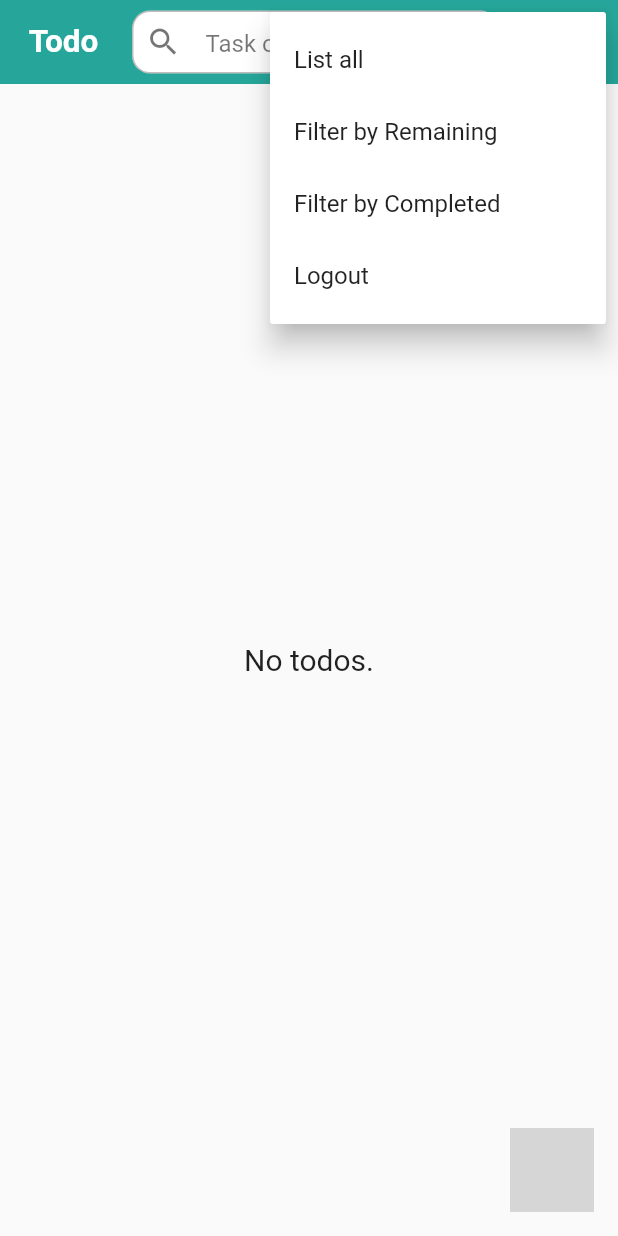
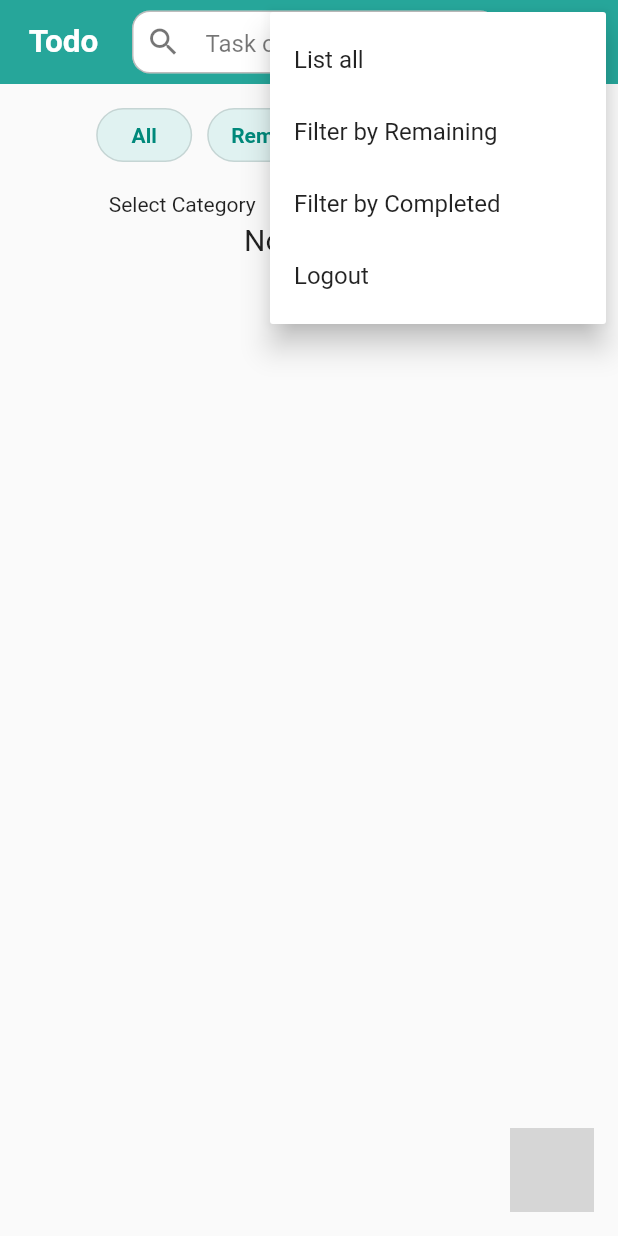
Before and after one commit to shallx/todo_stuff, a Flutter app: the screen it shows once a user with an empty profile is signed in, after a tap on the "more vert" icon, on a phone screen of 412 x 824 dp. Run offline on Flutter 3.47's test engine with Material 2 defaults, Android fonts, the phone set to English and light mode, and no system bars; our stand-ins replace cloud_firestore, firebase_auth, firebase_core, flutter_slidable, flutter_spinkit, get and 1 more; missing offline and left inert: floating_action_bubble; accounts and stored records are empty; statements that could not run were skipped; grey boxes are pictures that could not be loaded.

Commit message:
Filters added, category bug fixed

```diff
--- /dev/null
+++ b/lib/controllers/category_controller.dart
@@ -0,0 +1,33 @@
+import 'package:get/get.dart';
+import 'package:get_storage/get_storage.dart';
+
+class CategoryController extends GetxController {
+  var categories = [].obs;
+
+  GetStorage box = GetStorage();
+
+  @override
+  void onInit() {
+    var cats = box.read('categories');
+    if (cats.isEmpty || cats == null) {
+      cats.add('Important');
+    }
+    categories(cats);
+    // ever(categories, (_) => {box.write('categories', categories)});
+    super.onInit();
+  }
+
+  void addCat(String category) {
+    categories.add(category);
+    box.write('categories', categories);
+  }
+
+  void removeCatAt(int index) {
+    categories.removeAt(index);
+    box.write('categories', categories);
+  }
+
+  void clearAllCats() {
+    box.write('categories', []);
+  }
+}
--- a/lib/controllers/todos_controller.dart
+++ b/lib/controllers/todos_controller.dart
@@ -13,7 +13,7 @@ class TodosController extends GetxController {
 
   @override
   void onInit() {
-    storedTodos = getStorage.read<List>('todos');
+    storedTodos = getStorage.read('todos');
 
     if (storedTodos != null) {
       todos(storedTodos.map((e) => Todo.fromJson(e)).toList());
--- a/lib/screens/home/todo_screen.dart
+++ b/lib/screens/home/todo_screen.dart
@@ -1,7 +1,9 @@
 import 'package:flutter/material.dart';
 import 'package:get/get.dart';
 import 'package:get_storage/get_storage.dart';
+import 'package:todo_stuffasia/controllers/category_controller.dart';
 import 'package:todo_stuffasia/controllers/todos_controller.dart';
+import 'package:todo_stuffasia/models/category.dart';
 import 'package:todo_stuffasia/models/todo.dart';
 import 'package:todo_stuffasia/services/auth.dart';
 import 'package:todo_stuffasia/widget/add_todo_dialog_widget.dart';
@@ -25,14 +27,17 @@ class _TodoScreenState extends State<TodoScreen>
   AnimationController _animationController;
   Animation<double> _animation;
 
-  GetStorage box = GetStorage();
   String query = '';
   TodosController c;
+  CategoryController catc;
   List<Todo> todos;
+  String selectedCategory;
 
   @override
   void initState() {
     c = Get.put(TodosController());
+    catc = Get.put(CategoryController());
+    selectedCategory = catc.categories[0];
     todos = c.todos;
 
     _animationController = AnimationController(
@@ -96,7 +101,58 @@ class _TodoScreenState extends State<TodoScreen>
         animation: _animation,
         animationController: _animationController,
       ),
-      body: TodoListWidget(localTodos: todos),
+      body: SingleChildScrollView(
+        child: Column(
+          children: [
+            Wrap(
+              children: [
+                Pills(
+                  onPressed: () {
+                    todos = c.todos;
+                    setState(() => todos = c.todos);
+                  },
+                  text: 'All',
+                ),
+                Pills(
+                  onPressed: () {
+                    todos = c.todos;
+                    setState(() => todos =
+                        todos.where((todo) => todo.isDone == false).toList());
+                  },
+                  text: 'Remaining',
+                ),
+                Pills(
+                  onPressed: () {
+                    todos = c.todos;
+                    setState(() => todos =
+                        todos.where((todo) => todo.isDone == true).toList());
+                  },
+                  text: 'Completed',
+                ),
+              ],
+            ),
+            Row(
+              mainAxisAlignment: MainAxisAlignment.spaceAround,
+              children: [
+                Text("Select Category"),
+                DropdownButton(
+                  value: selectedCategory,
+                  onChanged: (value) {
+                    setState(() {
+                      selectedCategory = value;
+                      todos.where((todo) => todo.category == value).toList();
+                    });
+                  },
+                  items: catc.categories
+                      .map((e) => DropdownMenuItem(value: e, child: Text(e)))
+                      .toList(),
+                ),
+              ],
+            ),
+            TodoListWidget(localTodos: todos),
+          ],
+        ),
+      ),
     );
   }
 
@@ -120,6 +176,35 @@ class _TodoScreenState extends State<TodoScreen>
       this.query = query;
       this.todos = ts;
     });
+  }
+}
+
+class Pills extends StatelessWidget {
+  final String text;
+  final Function onPressed;
+  const Pills({
+    Key key,
+    @required this.text,
+    @required this.onPressed,
+  }) : super(key: key);
+
+  @override
+  Widget build(BuildContext context) {
+    return Container(
+      margin: EdgeInsets.symmetric(horizontal: 5, vertical: 10),
+      child: OutlinedButton(
+        onPressed: onPressed,
+        child: Text(
+          text,
+          style:
+              TextStyle(color: Colors.teal[600], fontWeight: FontWeight.bold),
+        ),
+        style: OutlinedButton.styleFrom(
+          shape: StadiumBorder(),
+          backgroundColor: Colors.teal[50],
+        ),
+      ),
+    );
   }
 }
 
--- a/lib/widget/search_widget.dart
+++ b/lib/widget/search_widget.dart
@@ -18,6 +18,12 @@ class SearchWidget extends StatefulWidget {
 
 class _SearchWidgetState extends State<SearchWidget> {
   final controller = TextEditingController();
+
+  @override
+  void dispose() {
+    controller.dispose();
+    super.dispose();
+  }
 
   @override
   Widget build(BuildContext context) {
--- a/lib/widget/todo_list_widget.dart
+++ b/lib/widget/todo_list_widget.dart
@@ -30,6 +30,7 @@ class _TodoListWidgetState extends State<TodoListWidget> {
               ),
             )
           : ListView.separated(
+              shrinkWrap: true,
               physics: BouncingScrollPhysics(),
               padding: EdgeInsets.all(16),
               separatorBuilder: (context, index) => Container(height: 8),
```
Also changed, not shown: lib/screens/categories/categories_screen.dart (+31 -21 lines), lib/widget/todo_form_widget.dart (+8 -5 lines).
